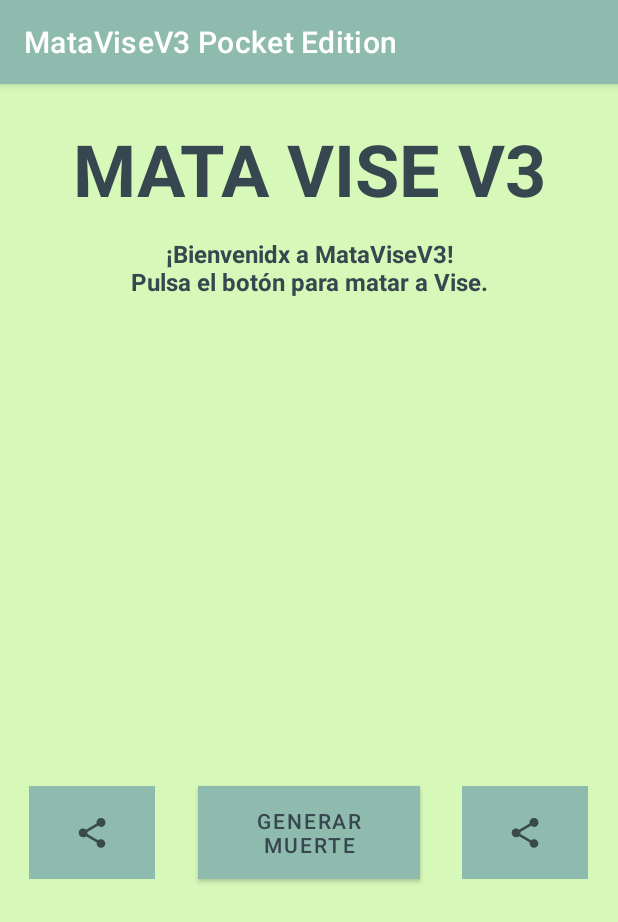
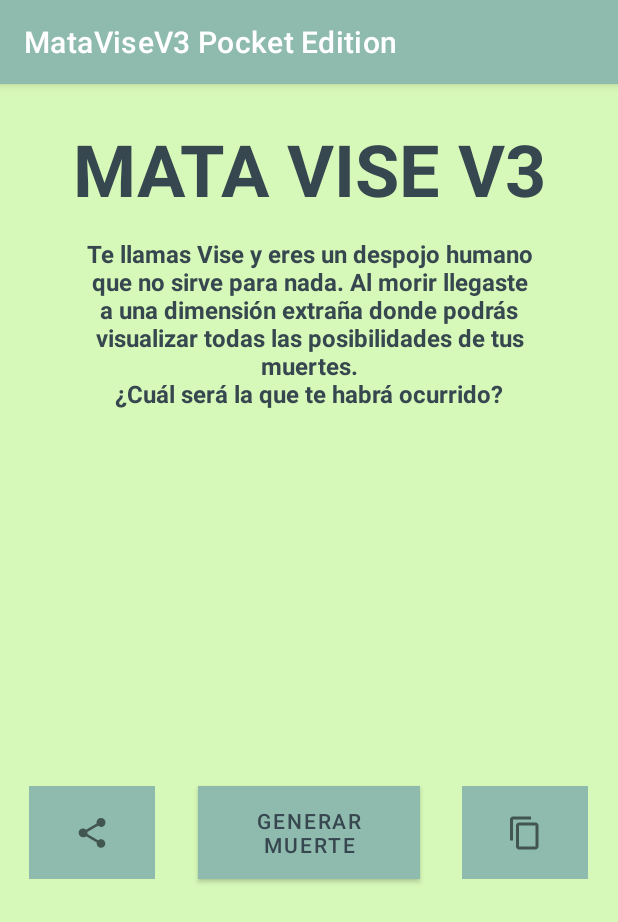
Before and after one commit to kriseren/mataViseV3, an Android app: the screen it shows after launch (MainActivity), on a phone screen of 412 x 824 dp. Shown: the top 922 px of the screen. Run offline under Robolectric (Android 15) with nearby library versions, the phone set to English and light mode, and no system bars; Roboto replaces fonts that are not available here.

Commit message:
Primer commit

```diff
--- a/app/build.gradle
+++ b/app/build.gradle
@@ -29,7 +29,6 @@ android {
 }
 
 dependencies {
-
     implementation 'androidx.appcompat:appcompat:1.4.1'
     implementation 'com.google.android.material:material:1.5.0'
     implementation 'androidx.constraintlayout:constraintlayout:2.1.3'
--- a/app/src/main/AndroidManifest.xml
+++ b/app/src/main/AndroidManifest.xml
@@ -2,6 +2,7 @@
 <manifest xmlns:android="http://schemas.android.com/apk/res/android"
     xmlns:tools="http://schemas.android.com/tools">
 
+    <uses-permission android:name="android.permission.VIBRATE" />
     <application
         android:allowBackup="true"
         android:dataExtractionRules="@xml/data_extraction_rules"
--- a/app/src/main/res/layout/activity_main.xml
+++ b/app/src/main/res/layout/activity_main.xml
@@ -66,11 +66,12 @@
         android:layout_marginTop="468dp"
         android:layout_marginEnd="20dp"
         android:background="@color/greenDark"
-        android:contentDescription="@string/share_button_description"
-        android:onClick="onClickShare"
+        android:contentDescription="@string/copyToClipboard_button_description"
+        android:onClick="onClickCopyClipboard"
+        app:tint="@color/greyDark"
         app:layout_constraintEnd_toEndOf="parent"
         app:layout_constraintTop_toTopOf="parent"
-        app:srcCompat="?attr/actionModeShareDrawable" />
+        app:srcCompat="?attr/actionModeCopyDrawable" />
 
     <ImageButton
         android:id="@+id/imageButton3"
@@ -79,9 +80,11 @@
         android:layout_marginStart="19dp"
         android:layout_marginTop="468dp"
         android:background="@color/greenDark"
-        android:contentDescription="@string/share_button_description"
+        android:contentDescription="@string/copyToClipboard_button_description"
+        android:onClick="onClickShareDeath"
         app:layout_constraintStart_toStartOf="parent"
         app:layout_constraintTop_toTopOf="parent"
-        app:srcCompat="?attr/actionModeShareDrawable" />
+        app:srcCompat="?attr/actionModeShareDrawable"
+        app:tint="@color/greyDark" />
 
 </androidx.constraintlayout.widget.ConstraintLayout>
--- a/app/src/main/res/values/colors.xml
+++ b/app/src/main/res/values/colors.xml
@@ -9,4 +9,5 @@
     <color name="white">#FFFFFFFF</color>
     <color name="greenBackground">#d6f8b8</color>
     <color name="greenDark">#8fbbaf</color>
+    <color name="greyDark">#425650</color>
 </resources>
--- /dev/null
+++ b/app/src/main/res/values/integers.xml
@@ -0,0 +1,4 @@
+<?xml version="1.0" encoding="utf-8"?>
+<resources>
+    <integer name="numberOfDeathsShown">0</integer>
+</resources>
--- a/app/src/main/res/values/strings.xml
+++ b/app/src/main/res/values/strings.xml
@@ -1,8 +1,8 @@
 <resources>
     <string name="app_name">MataViseV3 Pocket Edition</string>
-    <string name="share_button_description">Compartir muerte</string>
+    <string name="copyToClipboard_button_description">Copiar muerte al portapapeles</string>
     <string name="generar_muerte">Generar muerte</string>
     <string name="textview">TextView</string>
     <string name="mata_vise_v3">MATA VISE V3</string>
-    <string name="bienvenidx_a_matavisev3_npulsa_el_bot_n_para_matar_a_vise">¡Bienvenidx a MataViseV3!\nPulsa el botón para matar a Vise.</string>
+    <string name="bienvenidx_a_matavisev3_npulsa_el_bot_n_para_matar_a_vise">Te llamas Vise y eres un despojo humano que no sirve para nada. Al morir llegaste a una dimensión extraña donde podrás visualizar todas las posibilidades de tus muertes.\n¿Cuál será la que te habrá ocurrido?</string>
 </resources>
```
Also changed, not shown: app/src/main/java/com/diego/matavisev3/MainActivity.java (+60 -5 lines), 1 other file.
